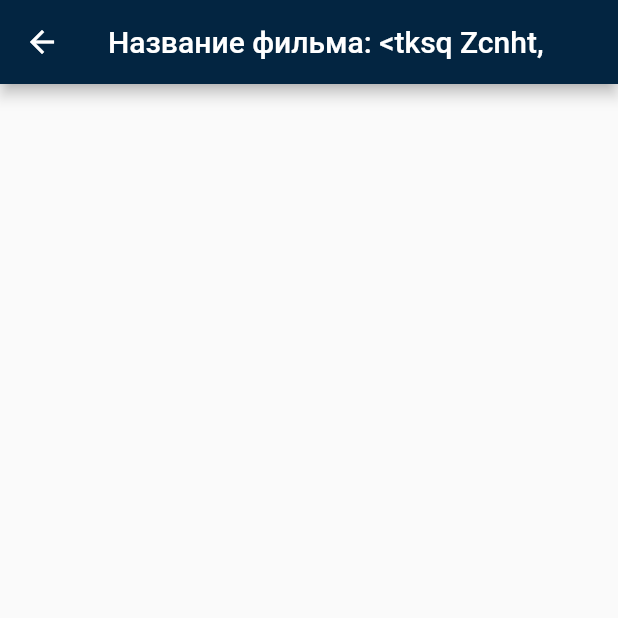
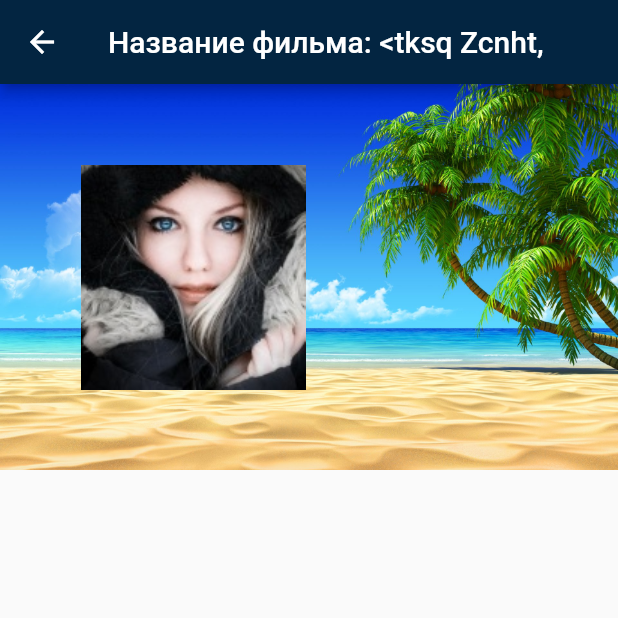
Before and after one commit to Wlad11/flutter, a Flutter app: the MoviDetailsWidget screen opened by its route, on a phone screen of 412 x 824 dp, the top half of it. Run offline on Flutter 3.47's test engine with Material 2 defaults, Android fonts, the phone set to English and light mode, and no system bars.

Commit message:
Добавил radial_percent_widget
И в MoviDetailsVainInfoWidget Добавил картинки в шапку

```diff
--- a/lesson/lib/widgets/movi_details/movi_details_main_info_widget.dart
+++ b/lesson/lib/widgets/movi_details/movi_details_main_info_widget.dart
@@ -1,10 +1,36 @@
 import 'package:flutter/material.dart';
+import 'package:lesson/resources/resources.dart';
+//import 'package:lesson/widgets/movi_list/movi_list_widget.dart';
 
 class MoviDetailsVainInfoWidget extends StatelessWidget {
   const MoviDetailsVainInfoWidget({Key? key}) : super(key: key);
 
   @override
   Widget build(BuildContext context) {
-    return Container();
+    return Column(
+      children: const [
+        _TopPosterWidget(),
+      ],
+    );
   }
 }
+
+class _TopPosterWidget extends StatelessWidget {
+  const _TopPosterWidget({Key? key}) : super(key: key);
+
+  @override
+  Widget build(BuildContext context) {
+    return Stack(
+      children: const [
+        Image(image: AssetImage(AppImages.voin)),
+        Positioned(
+          top: 20,
+          left: 20,
+          bottom: 20,
+          child: Image(image: AssetImage(AppImages.devushka)),
+        ),
+      ],
+    );
+  }
+}
+//TODO: Остановился 31:43 Надо другой урок смотреть
--- a/lesson/lib/widgets/movi_details/movi_details_widget.dart
+++ b/lesson/lib/widgets/movi_details/movi_details_widget.dart
@@ -22,4 +22,3 @@ class _MoviDetailsWidgetState extends State<MoviDetailsWidget> {
     );
   }
 }
-//TODO: Остановился 24.45
```
Also changed, not shown: lesson/lib/widgets/elements/radial_percent_widget.dart (added, +89 -0 lines), lesson/images/voin.jpg.
